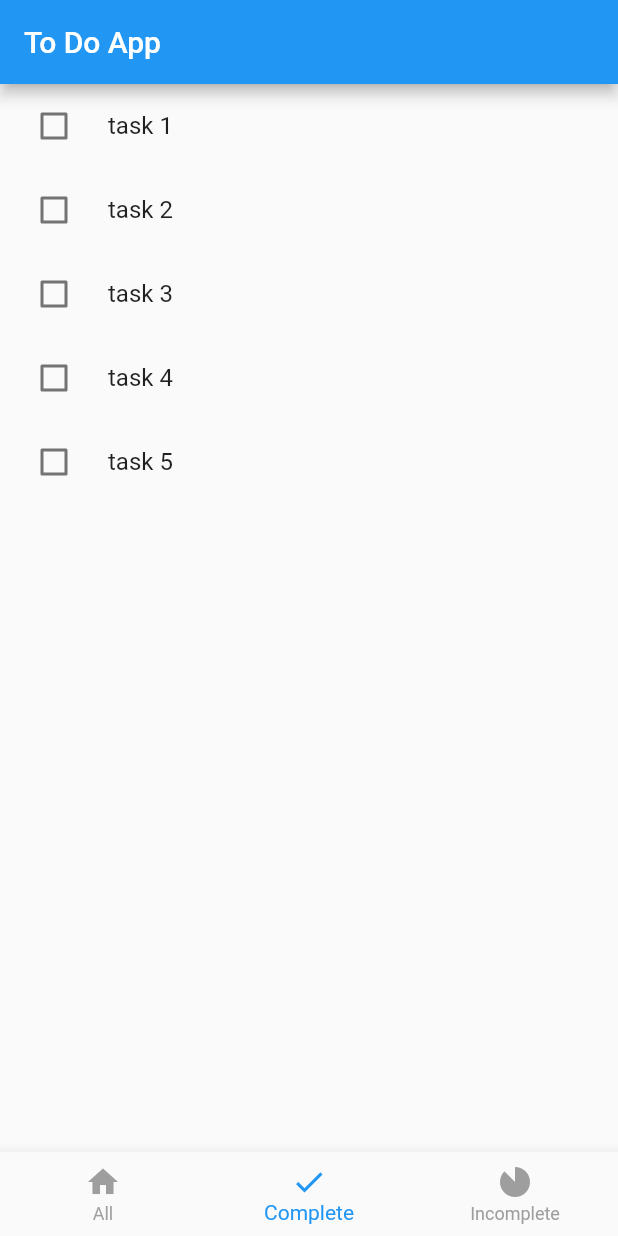
After one commit to kulotski321/to-do-app, a Flutter app: the screen it shows after launch, swiped to page 2, on a phone screen of 412 x 824 dp. The commit adds this screen. Run offline on Flutter 3.47's test engine with Material 2 defaults, Android fonts, the phone set to English and light mode, and no system bars; our stand-ins replace equatable.

Commit message:
Add initial complete and incomplete tab

```diff
--- /dev/null
+++ b/lib/presentation/pages/complete_tab.dart
@@ -0,0 +1,31 @@
+import 'package:flutter/material.dart';
+import 'package:to_do_app/data/task_model.dart';
+import 'package:to_do_app/presentation/widgets/task_widget.dart';
+
+class CompleteTab extends StatefulWidget {
+  final List<Task> tasksList = [
+    Task(title: 'task 1'),
+    Task(title: 'task 2'),
+    Task(title: 'task 3'),
+    Task(title: 'task 4'),
+    Task(title: 'task 5'),
+  ];
+
+  CompleteTab({Key? key}) : super(key: key);
+
+  @override
+  State<CompleteTab> createState() => _CompleteTabState();
+}
+
+class _CompleteTabState extends State<CompleteTab> {
+  @override
+  Widget build(BuildContext context) {
+    return Expanded(
+        child: ListView.builder(
+            itemCount: widget.tasksList.length,
+            itemBuilder: ((context, index) {
+              var task = widget.tasksList[index];
+              return TaskWidget(title: task.title);
+            })));
+  }
+}
--- a/lib/presentation/pages/home_page.dart
+++ b/lib/presentation/pages/home_page.dart
@@ -1,5 +1,7 @@
 import 'package:flutter/material.dart';
 import 'package:to_do_app/presentation/pages/all_task_tab.dart';
+import 'package:to_do_app/presentation/pages/complete_tab.dart';
+import 'package:to_do_app/presentation/pages/incomplete_tab.dart';
 
 class HomePage extends StatefulWidget {
   const HomePage({Key? key}) : super(key: key);
@@ -36,8 +38,8 @@ class _HomePageState extends State<HomePage> {
         onPageChanged: _onPageChanged,
         children: [
           AllTaskTab(),
-          AllTaskTab(),
-          AllTaskTab(),
+          CompleteTab(),
+          IncompleteTab(),
         ],
       ),
       bottomNavigationBar: BottomNavigationBar(
--- /dev/null
+++ b/lib/presentation/pages/incomplete_tab.dart
@@ -0,0 +1,31 @@
+import 'package:flutter/material.dart';
+import 'package:to_do_app/data/task_model.dart';
+import 'package:to_do_app/presentation/widgets/task_widget.dart';
+
+class IncompleteTab extends StatefulWidget {
+  final List<Task> tasksList = [
+    Task(title: 'task 1'),
+    Task(title: 'task 2'),
+    Task(title: 'task 3'),
+    Task(title: 'task 4'),
+    Task(title: 'task 5'),
+  ];
+
+  IncompleteTab({Key? key}) : super(key: key);
+
+  @override
+  State<IncompleteTab> createState() => _AllTaskTabState();
+}
+
+class _AllTaskTabState extends State<IncompleteTab> {
+  @override
+  Widget build(BuildContext context) {
+    return Expanded(
+        child: ListView.builder(
+            itemCount: widget.tasksList.length,
+            itemBuilder: ((context, index) {
+              var task = widget.tasksList[index];
+              return TaskWidget(title: task.title);
+            })));
+  }
+}
```
